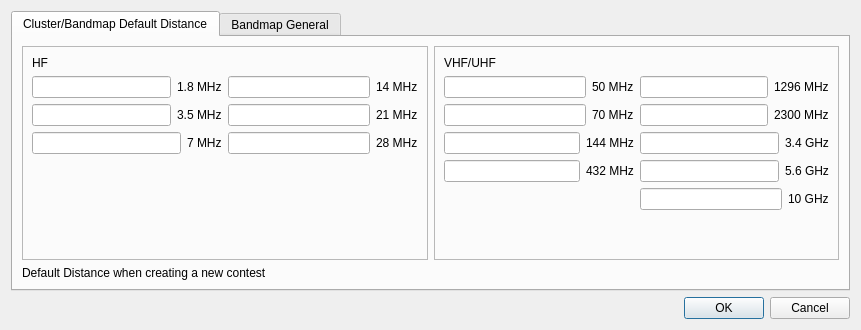
This is mqt/MqtLogger/Clusterbandmapconfigure.ui in Rsclub22/Minos2-Mirror as Qt 5 draws it before an edit. The edited form follows.
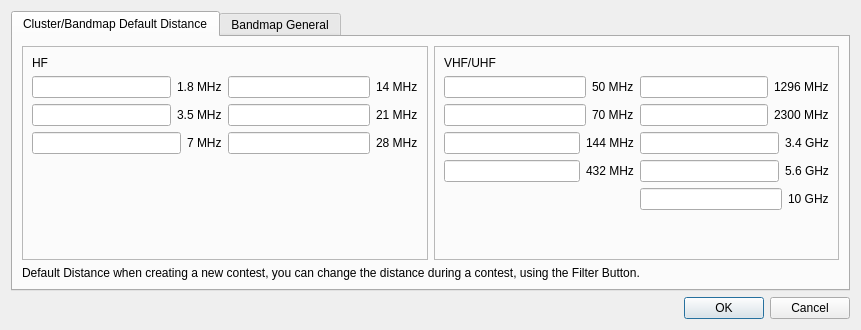
This is the edited form.

What changed in the file:
```diff
--- a/mqt/MqtLogger/Clusterbandmapconfigure.ui
+++ b/mqt/MqtLogger/Clusterbandmapconfigure.ui
@@ -323,7 +323,7 @@
          <item>
           <widget class="QLabel" name="label">
            <property name="text">
-            <string>Default Distance when creating a new contest</string>
+            <string>Default Distance when creating a new contest, you can change the distance during a contest, using the Filter Button.</string>
            </property>
           </widget>
          </item>
```
